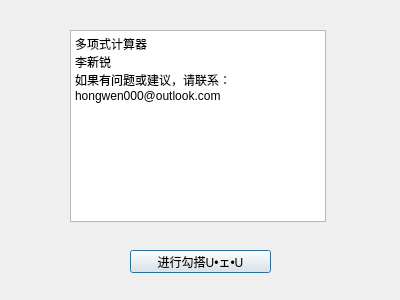
First picture: the form in about.ui, repository hongwen000/Polynomial-Calculator, before the edit.
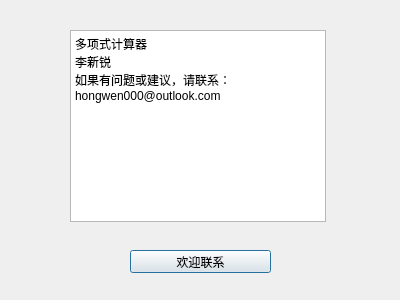
Second picture: the form after the edit.

```diff
--- a/about.ui
+++ b/about.ui
@@ -23,7 +23,7 @@
     </rect>
    </property>
    <property name="text">
-    <string>进行勾搭U•ェ•U</string>
+    <string>欢迎联系</string>
    </property>
   </widget>
   <widget class="QTextBrowser" name="textBrowser">
```
